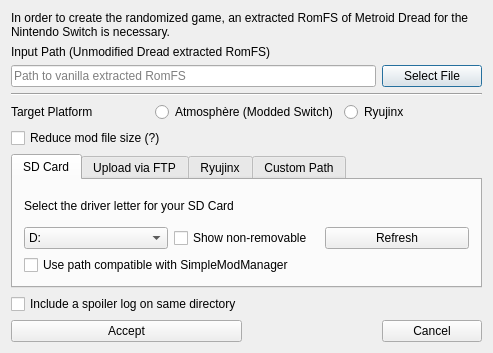
The window that randovania/gui/ui_files/dread_game_export_dialog.ui (randovania/randovania) describes before a commit, drawn with Qt 5.
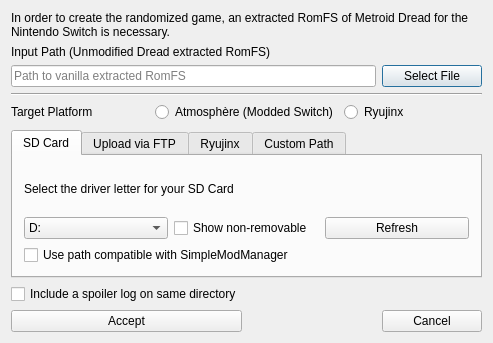
The same window after the commit.

Patch:
```diff
--- a/randovania/gui/ui_files/dread_game_export_dialog.ui
+++ b/randovania/gui/ui_files/dread_game_export_dialog.ui
@@ -37,26 +37,6 @@
      </property>
     </widget>
    </item>
-   <item row="2" column="0" colspan="2">
-    <widget class="QLineEdit" name="input_file_edit">
-     <property name="placeholderText">
-      <string>Path to vanilla extracted RomFS</string>
-     </property>
-    </widget>
-   </item>
-   <item row="2" column="2">
-    <widget class="QPushButton" name="input_file_button">
-     <property name="maximumSize">
-      <size>
-       <width>100</width>
-       <height>16777215</height>
-      </size>
-     </property>
-     <property name="text">
-      <string>Select File</string>
-     </property>
-    </widget>
-   </item>
    <item row="4" column="0" colspan="3">
     <layout class="QHBoxLayout" name="target_platform_layout">
      <item>
@@ -85,17 +65,20 @@
      </item>
     </layout>
    </item>
-   <item row="5" column="0" colspan="3">
-    <widget class="QCheckBox" name="exlaunch_check">
-     <property name="toolTip">
-      <string>&lt;html&gt;&lt;head/&gt;&lt;body&gt;&lt;p&gt;This option reduces the size of the output folder from 1.4GB to 17MB, but certain features such as map icons won't work.&lt;/p&gt;&lt;/body&gt;&lt;/html&gt;</string>
+   <item row="2" column="2">
+    <widget class="QPushButton" name="input_file_button">
+     <property name="maximumSize">
+      <size>
+       <width>100</width>
+       <height>16777215</height>
+      </size>
      </property>
      <property name="text">
-      <string>Reduce mod file size (?)</string>
+      <string>Select File</string>
      </property>
     </widget>
    </item>
-   <item row="7" column="0" rowspan="2" colspan="3">
+   <item row="6" column="0" rowspan="2" colspan="3">
     <widget class="QTabWidget" name="output_tab_widget">
      <property name="currentIndex">
       <number>0</number>
@@ -272,21 +255,34 @@
      </widget>
     </widget>
    </item>
-   <item row="10" column="0">
+   <item row="5" column="0" colspan="3">
+    <spacer name="verticalSpacer">
+     <property name="orientation">
+      <enum>Qt::Vertical</enum>
+     </property>
+     <property name="sizeHint" stdset="0">
+      <size>
+       <width>20</width>
+       <height>40</height>
+      </size>
+     </property>
+    </spacer>
+   </item>
+   <item row="9" column="0">
     <widget class="QCheckBox" name="auto_save_spoiler_check">
      <property name="text">
       <string>Include a spoiler log on same directory</string>
      </property>
     </widget>
    </item>
-   <item row="11" column="0">
+   <item row="10" column="0">
     <widget class="QPushButton" name="accept_button">
      <property name="text">
       <string>Accept</string>
      </property>
     </widget>
    </item>
-   <item row="11" column="2">
+   <item row="10" column="2">
     <widget class="QPushButton" name="cancel_button">
      <property name="text">
       <string>Cancel</string>
@@ -300,18 +296,12 @@
      </property>
     </widget>
    </item>
-   <item row="6" column="0" colspan="3">
-    <spacer name="verticalSpacer">
-     <property name="orientation">
-      <enum>Qt::Vertical</enum>
+   <item row="2" column="0" colspan="2">
+    <widget class="QLineEdit" name="input_file_edit">
+     <property name="placeholderText">
+      <string>Path to vanilla extracted RomFS</string>
      </property>
-     <property name="sizeHint" stdset="0">
-      <size>
-       <width>20</width>
-       <height>40</height>
-      </size>
-     </property>
-    </spacer>
+    </widget>
    </item>
   </layout>
  </widget>
```
